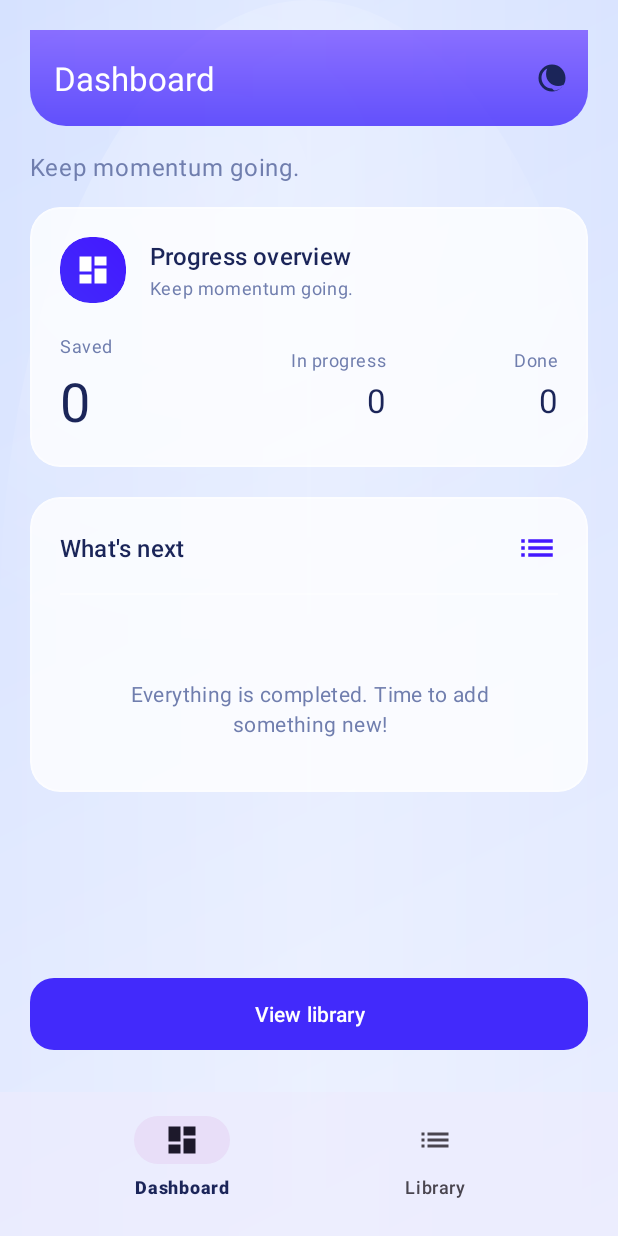
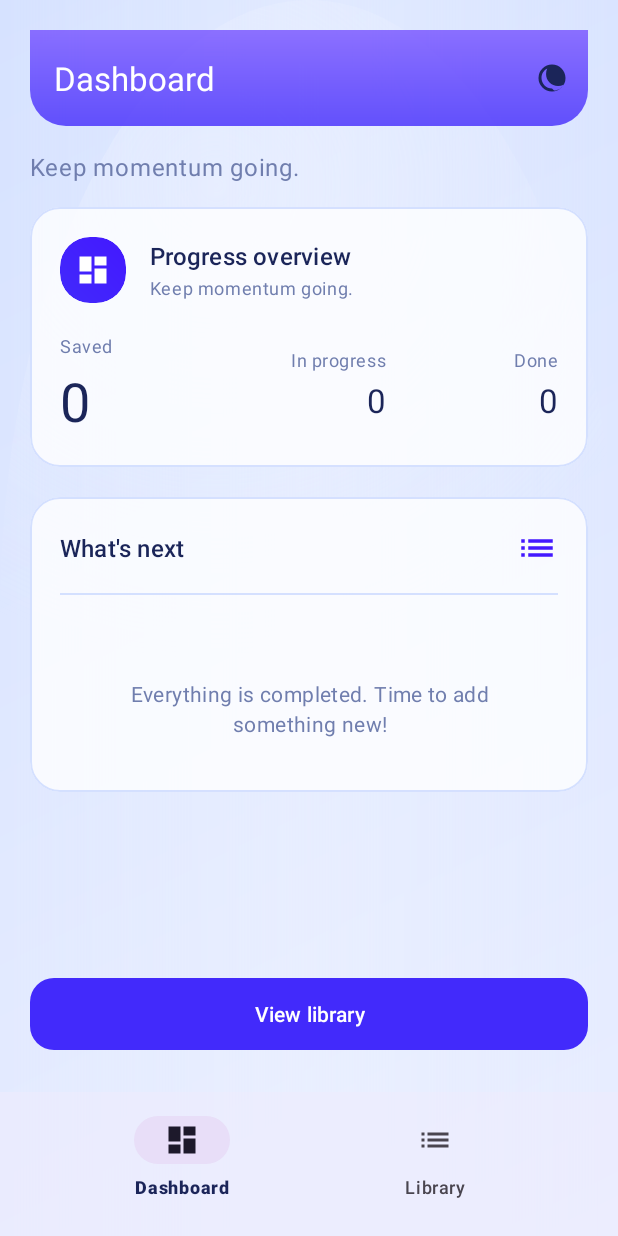
Before and after one commit to E-r-r-o-rr/AI-Course-Track, an Android app: the screen it shows after launch (MainActivity), on a phone screen of 412 x 824 dp. Run offline under Robolectric (Android 15) with nearby library versions, the phone set to English and light mode, and no system bars; our stand-ins replace Room's generated code, navigation-ui; 1 statement that could not run was skipped.

Commit message:
Intensify light-mode glass outlines

```diff
--- a/app/src/main/res/values/colors.xml
+++ b/app/src/main/res/values/colors.xml
@@ -28,8 +28,8 @@
     <color name="brand_gradient_end">#D6E2FF</color>
     <color name="glass_surface">#CCFFFFFF</color>
     <color name="glass_surface_alt">#B3FFFFFF</color>
-    <color name="glass_highlight">#40FFFFFF</color>
-    <color name="glass_stroke">#66FFFFFF</color>
+    <color name="glass_highlight">#66F0F4FF</color>
+    <color name="glass_stroke">#C0C9D8FF</color>
     <color name="glass_chip_surface">#E1E8FF</color>
     <color name="glass_chip_stroke">#B6C4FF</color>
     <color name="glass_toolbar_tint">#F2F5FF</color>
```
